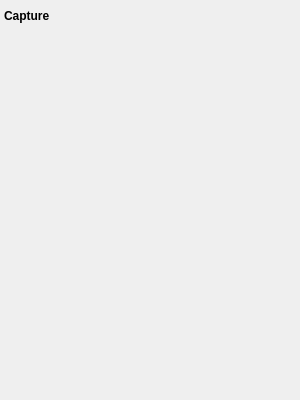
This is kstars/ekos/capture/capturepreviewwidget.ui in KDE/kstars as Qt 5 draws it before an edit. The edited form follows.
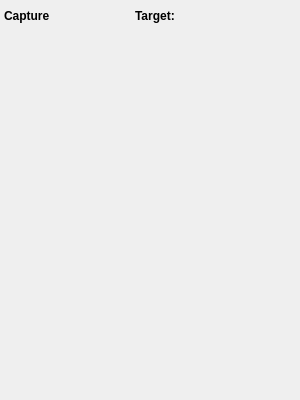
This is the edited form. Custom widgets are drawn as their Qt base class.

Commit message:
Meridian flip delay in degrees and some layout optimizations
This change includes several minor changes that improve KStars handling:
- the meridian flip status is displayed also on the summary tab
- the meridian flip delay is only in RA degrees
- on the summary tab all module states are uniformly displayed with LEDs, the rotating progress indicators have been removed
- the target is displayed above the last capture on the summary tab, where is more space for longer target names

Additionally, a bug where alignment didn't start after a meridian flip was flipped as well.

Diff of the .ui file:
```diff
--- a/kstars/ekos/capture/capturepreviewwidget.ui
+++ b/kstars/ekos/capture/capturepreviewwidget.ui
@@ -54,7 +54,7 @@
     <number>4</number>
    </property>
    <item>
-    <layout class="QHBoxLayout" name="captureStatusLayout" stretch="0,1,0">
+    <layout class="QHBoxLayout" name="captureStatusLayout" stretch="0,1,0,0,1,0">
      <property name="spacing">
       <number>2</number>
      </property>
@@ -80,6 +80,51 @@
        </property>
       </widget>
      </item>
+     <item>
+      <spacer name="horizontalSpacer_2">
+       <property name="orientation">
+        <enum>Qt::Horizontal</enum>
+       </property>
+       <property name="sizeHint" stdset="0">
+        <size>
+         <width>40</width>
+         <height>20</height>
+        </size>
+       </property>
+      </spacer>
+     </item>
+     <item>
+      <widget class="QLabel" name="targetLabel">
+       <property name="sizePolicy">
+        <sizepolicy hsizetype="Preferred" vsizetype="Preferred">
+         <horstretch>0</horstretch>
+         <verstretch>0</verstretch>
+        </sizepolicy>
+       </property>
+       <property name="font">
+        <font>
+         <weight>75</weight>
+         <bold>true</bold>
+        </font>
+       </property>
+       <property name="text">
+        <string>Target: </string>
+       </property>
+      </widget>
+     </item>
+     <item>
+      <widget class="QLabel" name="mountTarget">
+       <property name="minimumSize">
+        <size>
+         <width>10</width>
+         <height>0</height>
+        </size>
+       </property>
+       <property name="text">
+        <string/>
+       </property>
+      </widget>
+     </item>
      <item>
       <spacer name="horizontalSpacer">
        <property name="orientation">
@@ -94,10 +139,10 @@
       </spacer>
      </item>
      <item>
-      <widget class="Ekos::CaptureStatusWidget" name="captureStatusWidget" native="true">
+      <widget class="Ekos::LedStatusWidget" name="captureStatusWidget" native="true">
        <property name="minimumSize">
         <size>
-         <width>0</width>
+         <width>20</width>
          <height>24</height>
         </size>
        </property>
@@ -144,9 +189,9 @@
  </widget>
  <customwidgets>
   <customwidget>
-   <class>Ekos::CaptureStatusWidget</class>
+   <class>Ekos::LedStatusWidget</class>
    <extends>QWidget</extends>
-   <header>ekos/capture/capturestatuswidget.h</header>
+   <header>ekos/auxiliary/ledstatuswidget.h</header>
   </customwidget>
   <customwidget>
    <class>CaptureCountsWidget</class>
```
The commit also changes 26 other files.
